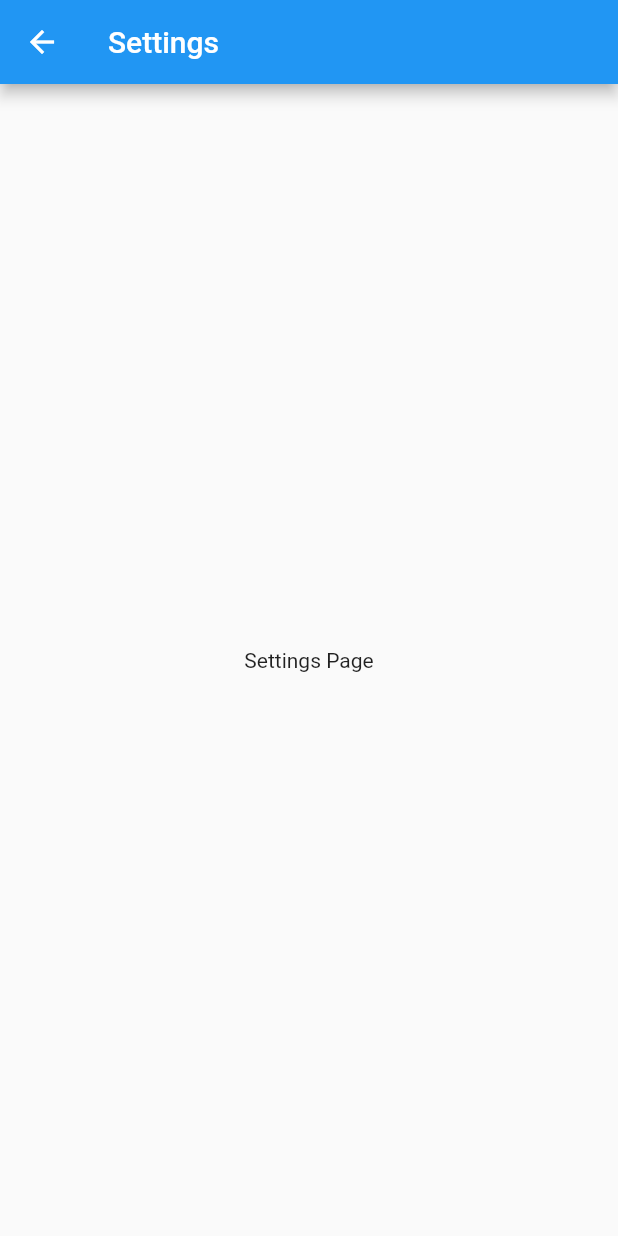
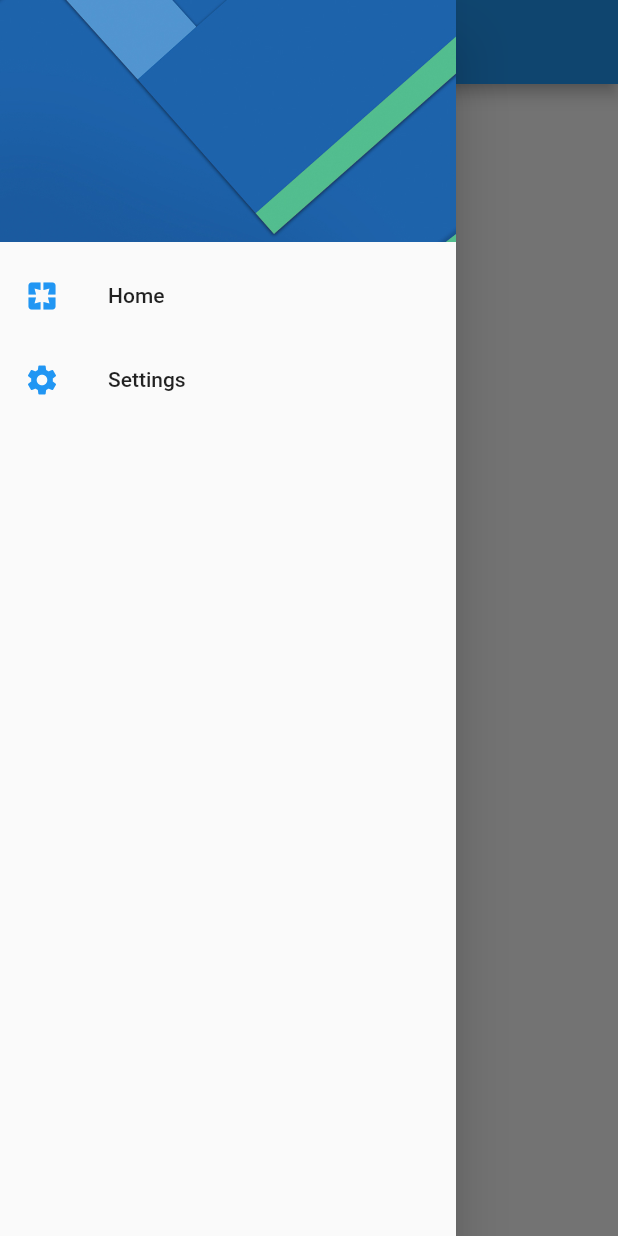
Before and after one commit to JordiDeSanta/User-Preferences, a Flutter app: the SettingsPage screen opened by its route, with the side drawer open (before the commit the screen has no drawer), on a phone screen of 412 x 824 dp. Run offline on Flutter 3.47's test engine with Material 2 defaults, Android fonts, the phone set to English and light mode, and no system bars.

Commit message:
Custom widget to lateral menu

```diff
--- a/lib/src/pages/settings_page.dart
+++ b/lib/src/pages/settings_page.dart
@@ -1,4 +1,6 @@
 import 'package:flutter/material.dart';
+
+import 'package:userprefs/src/widgets/drawer_menu.dart';
 
 class SettingsPage extends StatelessWidget {
   const SettingsPage({Key key}) : super(key: key);
@@ -15,6 +17,7 @@ class SettingsPage extends StatelessWidget {
         body: Center(
           child: Text('Settings Page'),
         ),
+        drawer: DrawerMenu(),
       ),
     );
   }
--- /dev/null
+++ b/lib/src/widgets/drawer_menu.dart
@@ -0,0 +1,42 @@
+import 'package:flutter/material.dart';
+
+import 'package:userprefs/src/pages/home_page.dart';
+import 'package:userprefs/src/pages/settings_page.dart';
+
+class DrawerMenu extends StatelessWidget {
+  const DrawerMenu({Key key}) : super(key: key);
+
+  @override
+  Widget build(BuildContext context) {
+    return Drawer(
+      child: ListView(
+        padding: EdgeInsets.zero,
+        children: [
+          DrawerHeader(
+            child: Container(),
+            decoration: BoxDecoration(
+              image: DecorationImage(
+                image: AssetImage('assets/img/menu-img.jpg'),
+                fit: BoxFit.cover,
+              ),
+            ),
+          ),
+          ListTile(
+            leading: Icon(Icons.pages, color: Colors.blue),
+            title: Text('Home'),
+            onTap: () {
+              Navigator.pushReplacementNamed(context, HomePage.routeName);
+            },
+          ),
+          ListTile(
+            leading: Icon(Icons.settings, color: Colors.blue),
+            title: Text('Settings'),
+            onTap: () {
+              Navigator.pushReplacementNamed(context, SettingsPage.routeName);
+            },
+          )
+        ],
+      ),
+    );
+  }
+}
```
Also changed, not shown: lib/src/pages/home_page.dart (+2 -36 lines).
